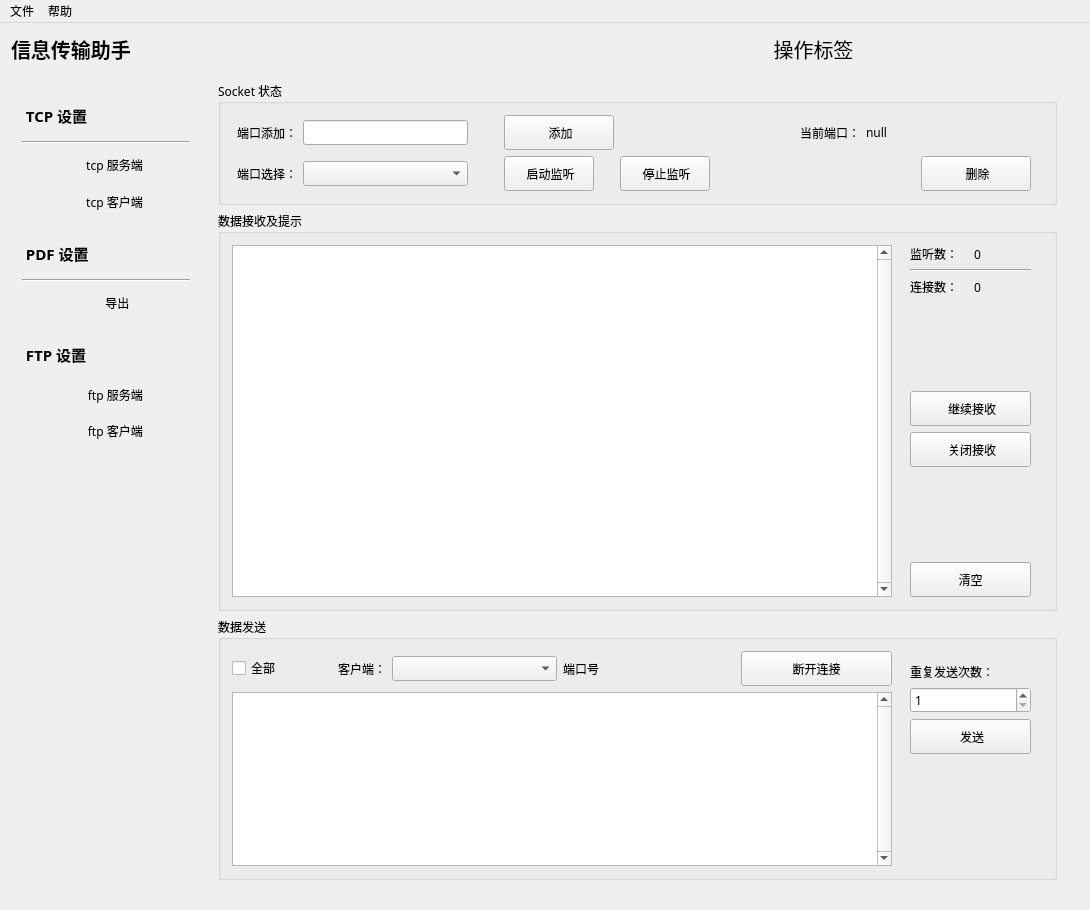
The window that ExportScannerInfo/ExportScannerInfo.ui (2782694792/InfoTransAssistant) describes before a commit, drawn with Qt 5.
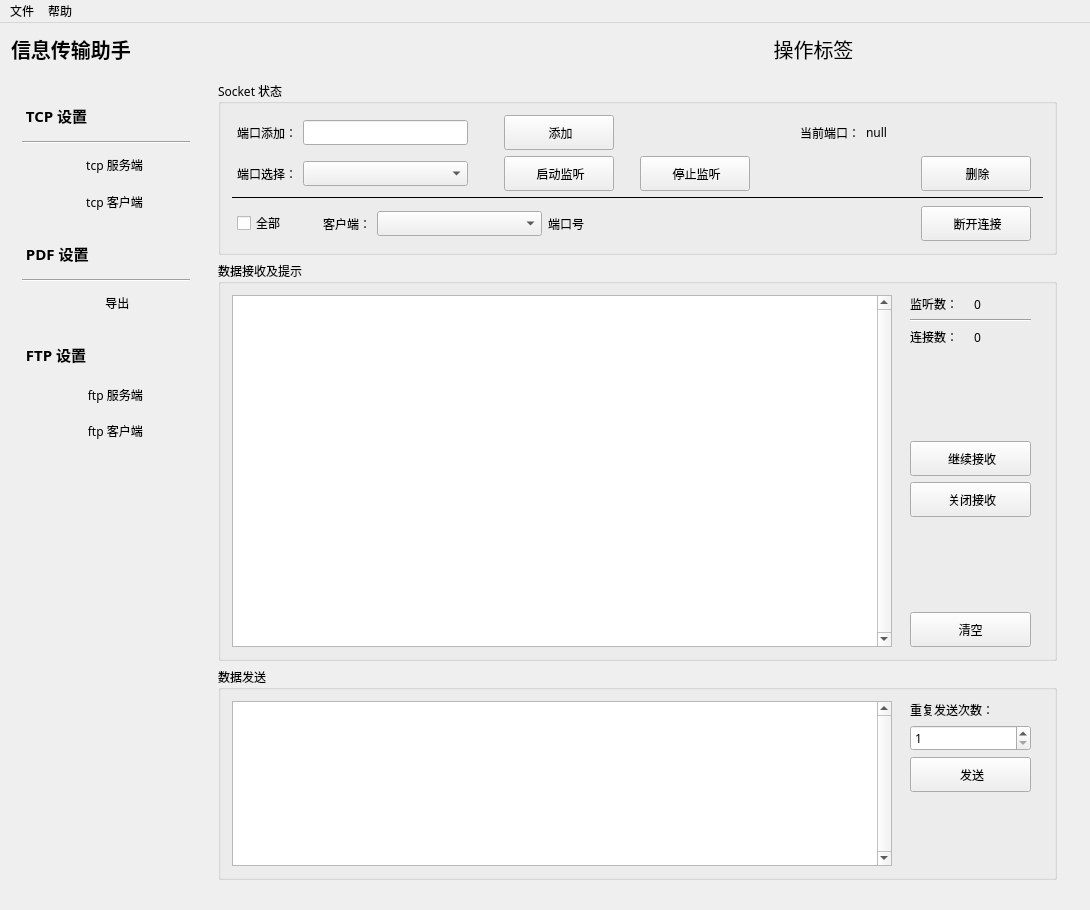
The same window after the commit. The open tabs and pages were chosen to show the change. Icons and pictures are not drawn. Custom widgets are drawn as their Qt base class.

Commit message: fix - 区分服务端断开连接与客户端自主断开，维护控件状态、client容器，容器foreach时不宜改变容器（造成重新遍历）

What changed in the file:
```diff
--- a/ExportScannerInfo/ExportScannerInfo.ui
+++ b/ExportScannerInfo/ExportScannerInfo.ui
@@ -1297,7 +1297,7 @@
                       </property>
                       <property name="minimumSize">
                        <size>
-                        <width>90</width>
+                        <width>110</width>
                         <height>35</height>
                        </size>
                       </property>
@@ -1338,7 +1338,7 @@
                       </property>
                       <property name="minimumSize">
                        <size>
-                        <width>90</width>
+                        <width>110</width>
                         <height>35</height>
                        </size>
                       </property>
@@ -1390,6 +1390,171 @@
                     </item>
                    </layout>
                   </item>
+                  <item>
+                   <widget class="Line" name="line_4">
+                    <property name="windowModality">
+                     <enum>Qt::ApplicationModal</enum>
+                    </property>
+                    <property name="minimumSize">
+                     <size>
+                      <width>0</width>
+                      <height>0</height>
+                     </size>
+                    </property>
+                    <property name="font">
+                     <font>
+                      <pointsize>9</pointsize>
+                     </font>
+                    </property>
+                    <property name="autoFillBackground">
+                     <bool>false</bool>
+                    </property>
+                    <property name="styleSheet">
+                     <string notr="true">color:rgb(0, 170, 255);
+border: none;
+border-top: 1px solid;</string>
+                    </property>
+                    <property name="frameShadow">
+                     <enum>QFrame::Sunken</enum>
+                    </property>
+                    <property name="lineWidth">
+                     <number>1</number>
+                    </property>
+                    <property name="midLineWidth">
+                     <number>0</number>
+                    </property>
+                    <property name="orientation">
+                     <enum>Qt::Horizontal</enum>
+                    </property>
+                   </widget>
+                  </item>
+                  <item>
+                   <layout class="QHBoxLayout" name="horizontalLayout_4">
+                    <property name="leftMargin">
+                     <number>5</number>
+                    </property>
+                    <property name="rightMargin">
+                     <number>12</number>
+                    </property>
+                    <item>
+                     <widget class="QCheckBox" name="CHB_TCPS_ALL_CLIENT">
+                      <property name="sizePolicy">
+                       <sizepolicy hsizetype="Fixed" vsizetype="Fixed">
+                        <horstretch>0</horstretch>
+                        <verstretch>0</verstretch>
+                       </sizepolicy>
+                      </property>
+                      <property name="minimumSize">
+                       <size>
+                        <width>80</width>
+                        <height>0</height>
+                       </size>
+                      </property>
+                      <property name="toolTip">
+                       <string>选择所有客户端</string>
+                      </property>
+                      <property name="text">
+                       <string>全部</string>
+                      </property>
+                     </widget>
+                    </item>
+                    <item>
+                     <widget class="QLabel" name="label_12">
+                      <property name="sizePolicy">
+                       <sizepolicy hsizetype="Fixed" vsizetype="Preferred">
+                        <horstretch>0</horstretch>
+                        <verstretch>0</verstretch>
+                       </sizepolicy>
+                      </property>
+                      <property name="text">
+                       <string>客户端：</string>
+                      </property>
+                      <property name="buddy">
+                       <cstring>CB_TCPS_CONNECT_CLIENT_IP</cstring>
+                      </property>
+                     </widget>
+                    </item>
+                    <item>
+                     <widget class="QComboBox" name="CB_TCPS_CONNECT_CLIENT_IP">
+                      <property name="sizePolicy">
+                       <sizepolicy hsizetype="Preferred" vsizetype="Fixed">
+                        <horstretch>0</horstretch>
+                        <verstretch>0</verstretch>
+                       </sizepolicy>
+                      </property>
+                      <property name="minimumSize">
+                       <size>
+                        <width>165</width>
+                        <height>0</height>
+                       </size>
+                      </property>
+                      <property name="toolTip">
+                       <string>指定发送或断开</string>
+                      </property>
+                     </widget>
+                    </item>
+                    <item>
+                     <widget class="QLabel" name="LE_TCPS_CONTENT_CLIENT_PORT">
+                      <property name="sizePolicy">
+                       <sizepolicy hsizetype="Preferred" vsizetype="Preferred">
+                        <horstretch>0</horstretch>
+                        <verstretch>0</verstretch>
+                       </sizepolicy>
+                      </property>
+                      <property name="text">
+                       <string>端口号</string>
+                      </property>
+                     </widget>
+                    </item>
+                    <item>
+                     <spacer name="horizontalSpacer_10">
+                      <property name="orientation">
+                       <enum>Qt::Horizontal</enum>
+                      </property>
+                      <property name="sizeType">
+                       <enum>QSizePolicy::Expanding</enum>
+                      </property>
+                      <property name="sizeHint" stdset="0">
+                       <size>
+                        <width>20</width>
+                        <height>20</height>
+                       </size>
+                      </property>
+                     </spacer>
+                    </item>
+                    <item>
+                     <widget class="QPushButton" name="PB_TCPS_DISCONNECT_CLIENT">
+                      <property name="sizePolicy">
+                       <sizepolicy hsizetype="Preferred" vsizetype="Preferred">
+                        <horstretch>0</horstretch>
+                        <verstretch>0</verstretch>
+                       </sizepolicy>
+                      </property>
+                      <property name="minimumSize">
+                       <size>
+                        <width>110</width>
+                        <height>35</height>
+                       </size>
+                      </property>
+                      <property name="font">
+                       <font/>
+                      </property>
+                      <property name="autoFillBackground">
+                       <bool>false</bool>
+                      </property>
+                      <property name="styleSheet">
+                       <string notr="true">qproperty-icon: url(&quot;./images/disConnect.png&quot;);</string>
+                      </property>
+                      <property name="text">
+                       <string> 断开连接</string>
+                      </property>
+                      <property name="default">
+                       <bool>false</bool>
+                      </property>
+                     </widget>
+                    </item>
+                   </layout>
+                  </item>
                  </layout>
                 </widget>
                </item>
@@ -1648,118 +1813,6 @@
                    <layout class="QHBoxLayout" name="horizontalLayout_35">
                     <item>
                      <layout class="QVBoxLayout" name="verticalLayout_9">
-                      <item>
-                       <layout class="QHBoxLayout" name="horizontalLayout_4">
-                        <item>
-                         <widget class="QCheckBox" name="CHB_TCPS_ALL_CLIENT">
-                          <property name="sizePolicy">
-                           <sizepolicy hsizetype="Fixed" vsizetype="Fixed">
-                            <horstretch>0</horstretch>
-                            <verstretch>0</verstretch>
-                           </sizepolicy>
-                          </property>
-                          <property name="minimumSize">
-                           <size>
-                            <width>100</width>
-                            <height>0</height>
-                           </size>
-                          </property>
-                          <property name="text">
-                           <string>全部</string>
-                          </property>
-                         </widget>
-                        </item>
-                        <item>
-                         <widget class="QLabel" name="label_12">
-                          <property name="sizePolicy">
-                           <sizepolicy hsizetype="Fixed" vsizetype="Preferred">
-                            <horstretch>0</horstretch>
-                            <verstretch>0</verstretch>
-                           </sizepolicy>
-                          </property>
-                          <property name="text">
-                           <string>客户端：</string>
-                          </property>
-                         </widget>
-                        </item>
-                        <item>
-                         <widget class="QComboBox" name="CB_TCPS_CONNECT_CLIENT_IP">
-                          <property name="sizePolicy">
-                           <sizepolicy hsizetype="Preferred" vsizetype="Fixed">
-                            <horstretch>0</horstretch>
-                            <verstretch>0</verstretch>
-                           </sizepolicy>
-                          </property>
-                          <property name="minimumSize">
-                           <size>
-                            <width>165</width>
-                            <height>0</height>
-                           </size>
-                          </property>
-                         </widget>
-                        </item>
-                        <item>
-                         <widget class="QLabel" name="LE_TCPS_CONTENT_CLIENT_PORT">
-                          <property name="sizePolicy">
-                           <sizepolicy hsizetype="Preferred" vsizetype="Preferred">
-                            <horstretch>0</horstretch>
-                            <verstretch>0</verstretch>
-                           </sizepolicy>
-                          </property>
-                          <property name="text">
-                           <string>端口号</string>
-                          </property>
-                         </widget>
-                        </item>
-                        <item>
-                         <spacer name="horizontalSpacer_10">
-                          <property name="orientation">
-                           <enum>Qt::Horizontal</enum>
-                          </property>
-                          <property name="sizeType">
-                           <enum>QSizePolicy::Preferred</enum>
-                          </property>
-                          <property name="sizeHint" stdset="0">
-                           <size>
-                            <width>20</width>
-                            <height>20</height>
-                           </size>
-                          </property>
-                         </spacer>
-                        </item>
-                        <item>
-                         <widget class="QPushButton" name="PB_TCPS_DISCONNECT_CLIENT">
-                          <property name="sizePolicy">
-                           <sizepolicy hsizetype="Preferred" vsizetype="Preferred">
-                            <horstretch>0</horstretch>
-                            <verstretch>0</verstretch>
-                           </sizepolicy>
-                          </property>
-                          <property name="minimumSize">
-                           <size>
-                            <width>90</width>
-                            <height>35</height>
-                           </size>
-                          </property>
-                          <property name="font">
-                           <font/>
-                          </property>
-                          <property name="autoFillBackground">
-                           <bool>false</bool>
-                          </property>
-                          <property name="styleSheet">
-                           <string notr="true">qproperty-icon: url(&quot;./images/disConnect.png&quot;);</string>
-                          </property>
-                          <property name="text">
-                           <string>断开连接</string>
-                          </property>
-                          <property name="default">
-                           <bool>false</bool>
-                          </property>
-                         </widget>
-                        </item>
-                       </layout>
-                      </item>
                       <item>
                        <widget class="QTextEdit" name="TE_TCPS_SEND_CONTENT">
                         <property name="sizePolicy">
@@ -1787,7 +1840,7 @@
                        <number>12</number>
                       </property>
                       <property name="topMargin">
-                       <number>12</number>
+                       <number>0</number>
                       </property>
                       <property name="rightMargin">
                        <number>12</number>
```
Left out of the diff: 204 changed lines with no effect on the pictures. The commit also changes 12 other files.
